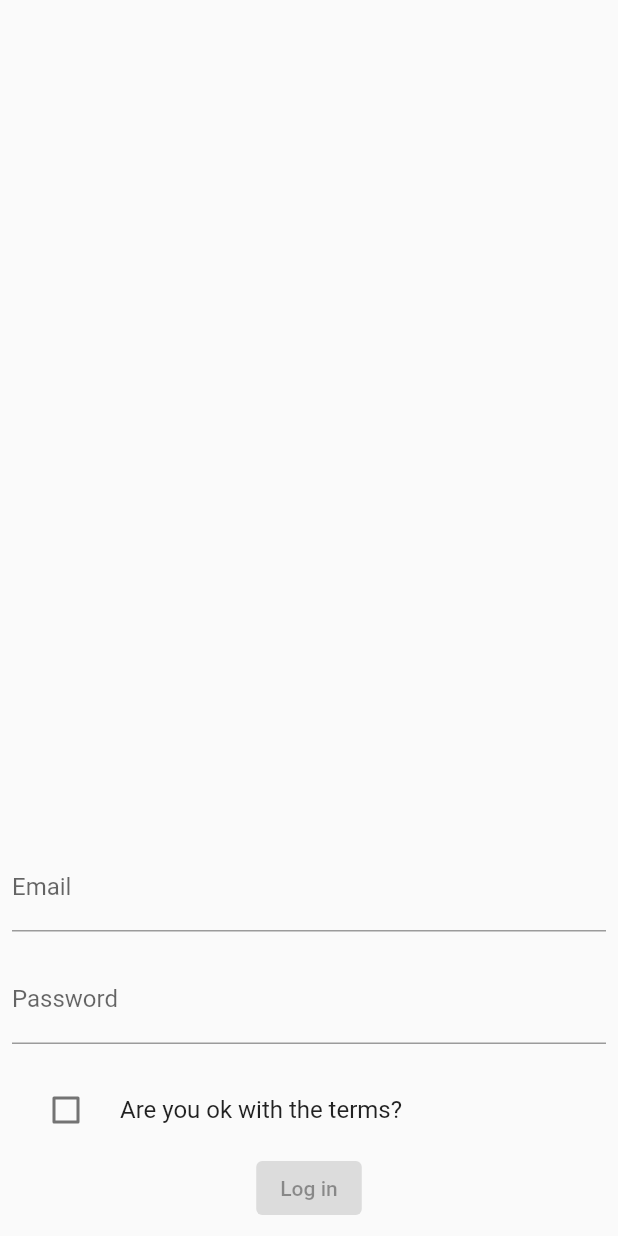
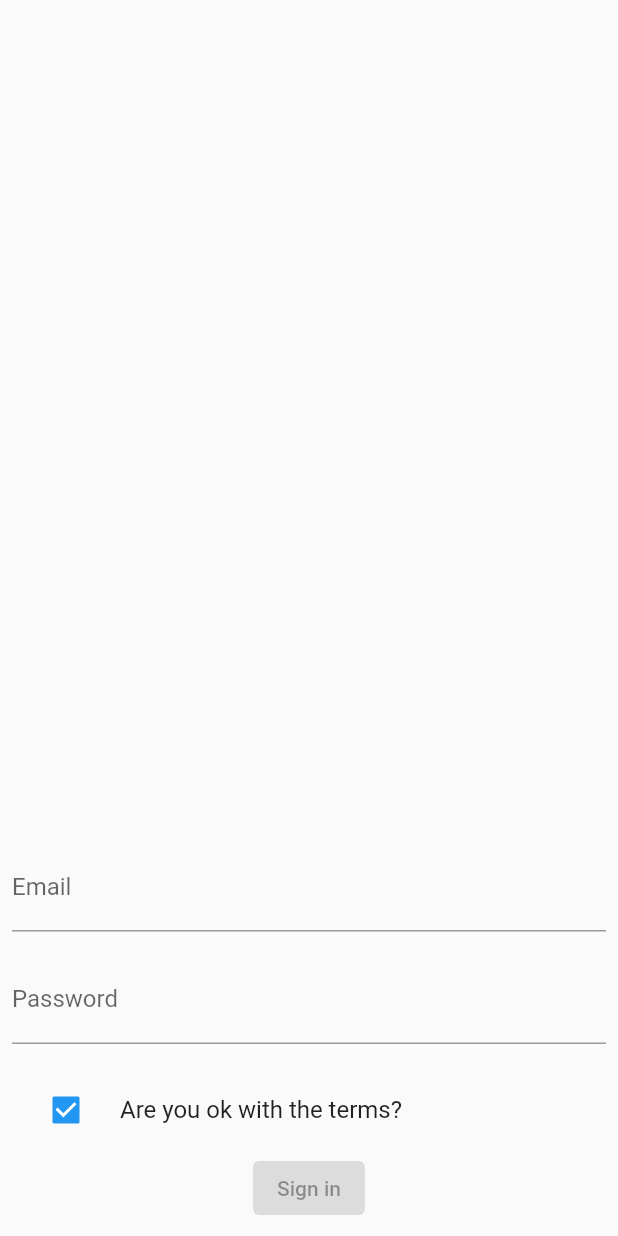
Before and after one commit to gustamor/blockchain-functional-programming, a Flutter app: the screen it shows after launch, after a tap on the "login" icon, after a tap on "Are you ok with the terms?", on a phone screen of 412 x 824 dp. Run offline on Flutter 3.47's test engine with Material 2 defaults, Android fonts, the phone set to English and light mode, and no system bars; our stand-ins replace bloc, flutter_bloc, flutter_svg, freezed_annotation; generated files the repository leaves out were written again; network calls fail; project files that could hold a hidden picture were left out.

Commit message:
added first BlocBuilder

```diff
--- /dev/null
+++ b/lib/app/presentation/modules/sign_in/bloc/sign_in_bloc.dart
@@ -0,0 +1,30 @@
+import 'package:bloc/bloc.dart';
+
+import 'sign_in_event.dart';
+import 'sign_in_state.dart';
+
+class SignInBloc extends Bloc<SignInEvent, SignInState> {
+  SignInBloc(super.initialState) {
+    on<SignInEMailChangedEvent>(
+      (event, emit) => emit(
+        state.copyWith(
+          email: event.email,
+        ),
+      ),
+    );
+    on<SignInPasswordChangedEvent>(
+      (event, emit) => emit(
+        state.copyWith(
+          password: event.password,
+        ),
+      ),
+    );
+    on<SignInTermsChangedEvent>(
+      (event, emit) => emit(
+        state.copyWith(
+          termsAccepted: event.termsAccepted,
+        ),
+      ),
+    );
+  }
+}
--- /dev/null
+++ b/lib/app/presentation/modules/sign_in/bloc/sign_in_event.dart
@@ -0,0 +1,12 @@
+import 'package:freezed_annotation/freezed_annotation.dart';
+
+part 'sign_in_event.freezed.dart';
+
+@freezed
+class SignInEvent with _$SignInEvent {
+  factory SignInEvent.emailChanged(String email) = SignInEMailChangedEvent;
+  factory SignInEvent.passwordChanged(String password) =
+      SignInPasswordChangedEvent;
+  factory SignInEvent.termsAccepted(bool termsAccepted) =
+      SignInTermsChangedEvent;
+}
--- /dev/null
+++ b/lib/app/presentation/modules/sign_in/bloc/sign_in_state.dart
@@ -0,0 +1,12 @@
+import 'package:freezed_annotation/freezed_annotation.dart';
+
+part 'sign_in_state.freezed.dart';
+
+@freezed
+class SignInState with _$SignInState {
+  factory SignInState({
+    @Default('') String email,
+    @Default('') String password,
+    @Default(false) bool termsAccepted,
+  }) = _SignInState;
+}
--- a/lib/app/presentation/modules/sign_in/sign_in_view.dart
+++ b/lib/app/presentation/modules/sign_in/sign_in_view.dart
@@ -1,10 +1,21 @@
 import 'package:flutter/material.dart';
+import 'package:flutter_bloc/flutter_bloc.dart';
+import 'package:functional_programming/app/presentation/modules/sign_in/bloc/sign_in_bloc.dart';
+import 'package:functional_programming/app/presentation/modules/sign_in/bloc/sign_in_event.dart';
+import 'package:functional_programming/app/presentation/modules/sign_in/bloc/sign_in_state.dart';
 
 class SignInView extends StatelessWidget {
   const SignInView({super.key});
 
   @override
   Widget build(BuildContext context) {
+    return BlocProvider<SignInBloc>(
+      create: (_) => SignInBloc(
+        SignInState(),
+      ),
+      child: Builder(builder: (context) {
+        final SignInBloc bloc = context.read();
+
         return Scaffold(
           body: Padding(
             padding: const EdgeInsets.all(8.0),
@@ -15,6 +26,11 @@ class SignInView extends StatelessWidget {
                   TextFormField(
                     decoration: const InputDecoration(
                       label: Text('Email'),
+                    ),
+                    onChanged: (text) => bloc.add(
+                      SignInEvent.emailChanged(
+                        text.trim(),
+                      ),
                     ),
                     validator: (text) {
                       text = text?.trim() ?? '';
@@ -27,7 +43,14 @@ class SignInView extends StatelessWidget {
                   ),
                   const SizedBox(height: 16),
                   TextFormField(
-                decoration: const InputDecoration(label: Text('Password')),
+                    decoration: const InputDecoration(
+                      label: Text('Password'),
+                    ),
+                    onChanged: (text) => bloc.add(
+                      SignInEvent.passwordChanged(
+                        text.trim(),
+                      ),
+                    ),
                     validator: (text) {
                       text = text?.trim() ?? '';
                       if (text.isEmpty) {
@@ -38,20 +61,29 @@ class SignInView extends StatelessWidget {
                     },
                   ),
                   const SizedBox(height: 16),
-              CheckboxListTile(
-                value: false,
+                  BlocBuilder<SignInBloc, SignInState>(
+                    builder: (context, state) {
+                      return CheckboxListTile(
+                          value: bloc.state.termsAccepted,
                           controlAffinity: ListTileControlAffinity.leading,
-                onChanged: (checked) {},
-                title: const Text("Are you ok with the terms?")
+                          onChanged: (checked) => bloc.add(
+                                SignInEvent.termsAccepted(
+                                  checked ?? false,
+                                ),
+                              ),
+                          title: const Text("Are you ok with the terms?"));
+                    },
                   ),
                   const ElevatedButton(
                     onPressed: null,
-                child: Text("Log in"),
+                    child: Text("Sign in"),
                   )
                 ],
               ),
             ),
           ),
         );
+      }),
+    );
   }
 }
```
Also changed, not shown: lib/app/data/services/remote/exchange_api.dart (+3 -4 lines). Lines whose indentation alone changed are shown as unchanged.
